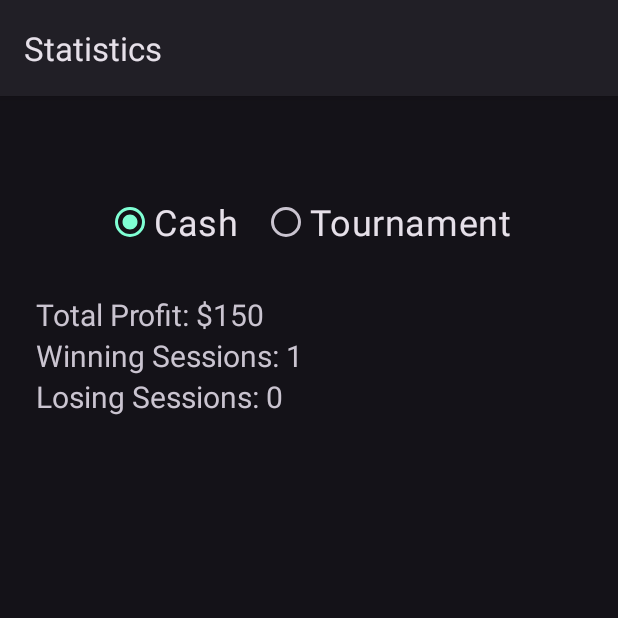
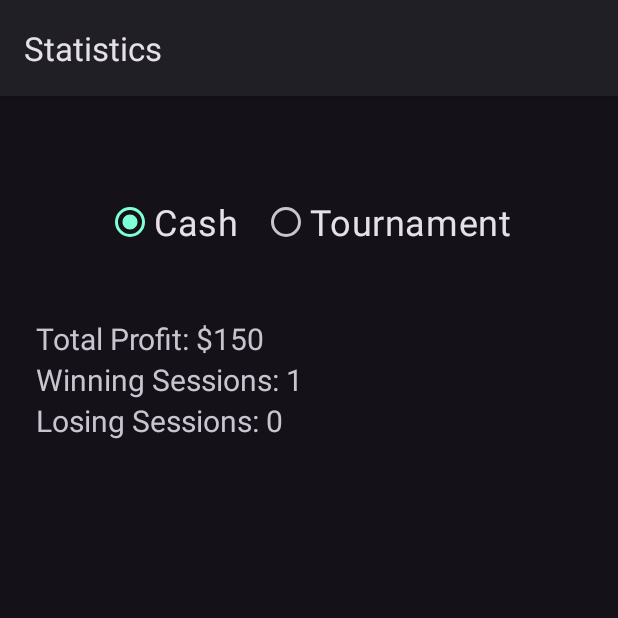
Before and after one commit to sgaona21/PokerSessionTracker, an Android app: the Statistics screen opened directly, with no data from a screen before it, on a phone screen of 412 x 824 dp, the top half of it. Run offline under Robolectric (Android 15) with nearby library versions, the phone set to English and light mode, and no system bars.

```diff
--- a/app/src/main/res/layout/activity_statistics.xml
+++ b/app/src/main/res/layout/activity_statistics.xml
@@ -36,7 +36,7 @@
         android:orientation="vertical"
         android:layout_width="match_parent"
         android:layout_height="wrap_content"
-        android:layout_marginTop="24dp">
+        android:layout_marginTop="40dp">
 
         <TextView
             android:id="@+id/cashProfit"
@@ -66,7 +66,7 @@
         android:orientation="vertical"
         android:layout_width="match_parent"
         android:layout_height="wrap_content"
-        android:layout_marginTop="24dp"
+        android:layout_marginTop="40dp"
         android:visibility="gone">
 
         <TextView
```
